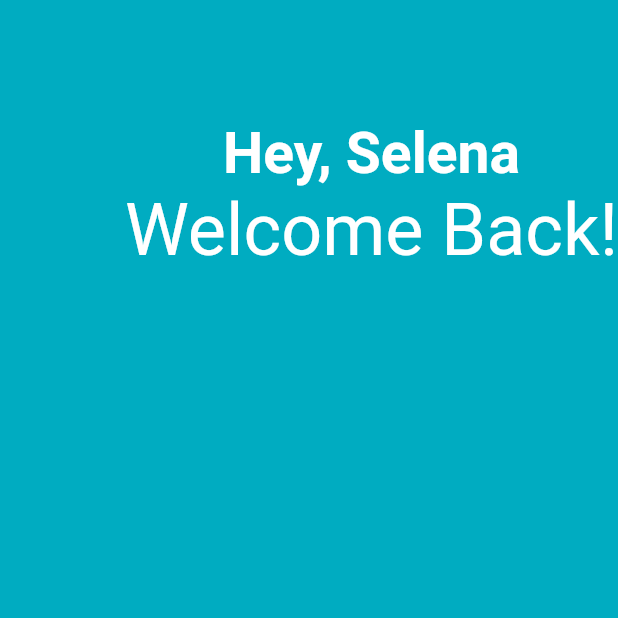
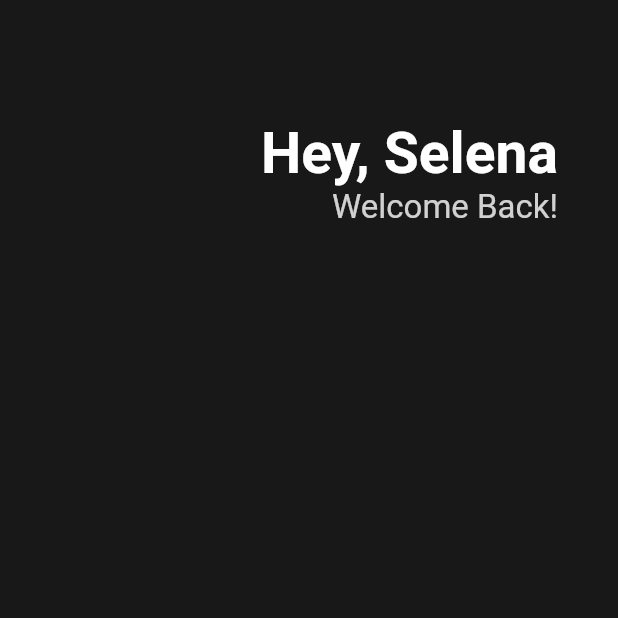
Before and after one commit to kashnep/toonflix, a Flutter app: the screen it shows after launch, on a phone screen of 412 x 824 dp, the top half of it. Run offline on Flutter 3.47's test engine with Material 2 defaults, Android fonts, the phone set to English and light mode, and no system bars.

Commit message:
Update main.dart

```diff
--- a/lib/main.dart
+++ b/lib/main.dart
@@ -9,17 +9,25 @@ class App extends StatelessWidget {
   Widget build(BuildContext context) {
     return MaterialApp(
       home: Scaffold(
-        backgroundColor: Colors.cyan.shade600,
-        body: Column(children: [
+        backgroundColor: Color(0xFF181818),
+        body: Padding(
+          //4. 상하좌우 여백을 주기 위해 Column을 Padding 위젯 내 child로 설정한다.
+          padding: EdgeInsets.symmetric(
+              horizontal:
+                  40), // all : 사방을 지정 / only : 특정 방향 지정 right, left... / symmetric : 수평/수직으로 나누어 지정
+          child: Column(
+            children: [
               SizedBox(
                 //1. 80px 정도의 사각형 박스를 만든다.
                 height: 80,
               ),
               Row(
-            //2. 텍스트를
+                //2. Row를 우측으로 보낸다.
                 mainAxisAlignment: MainAxisAlignment.end,
                 children: [
                   Column(
+                    //3. Column 위젯 내 텍스트 위젯을 우측으로 보낸다.
+                    crossAxisAlignment: CrossAxisAlignment.end,
                     children: [
                       Text(
                         'Hey, Selena',
@@ -32,15 +40,17 @@ class App extends StatelessWidget {
                       Text(
                         'Welcome Back!',
                         style: TextStyle(
-                      color: Colors.white,
-                      fontSize: 48,
+                          color: Colors.white.withOpacity(0.8), // 투명도 설정
+                          fontSize: 22,
                         ),
                       ),
                     ],
                   ),
                 ],
               ),
-        ]),
+            ],
+          ),
+        ),
       ),
     );
   }
```
Lines whose indentation alone changed are shown as unchanged.
